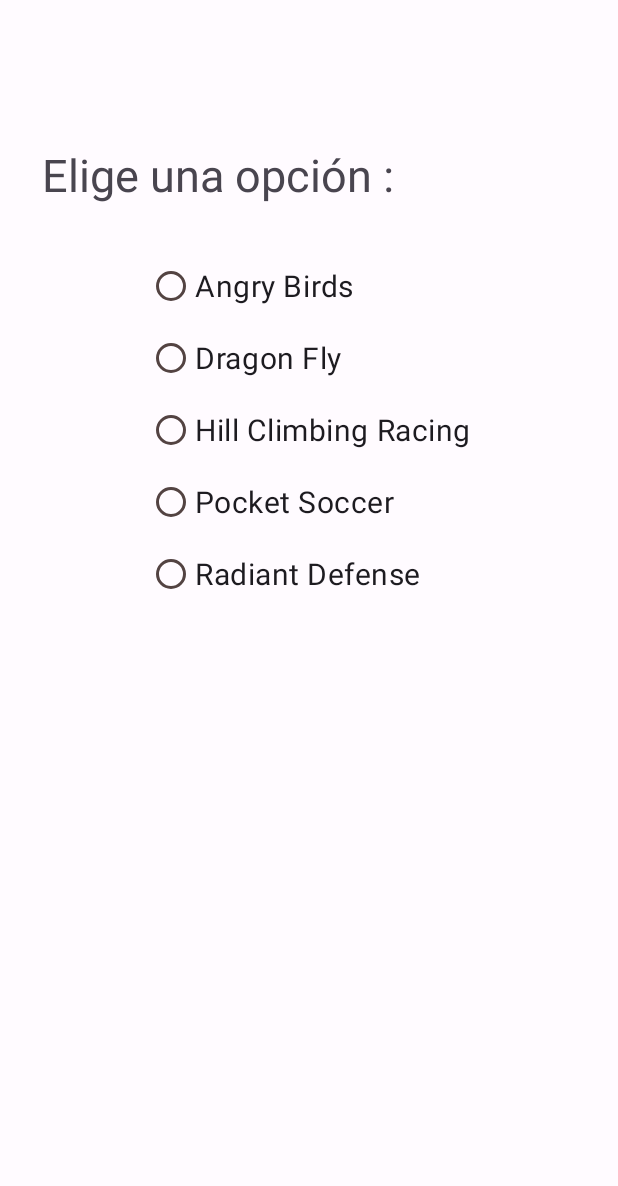
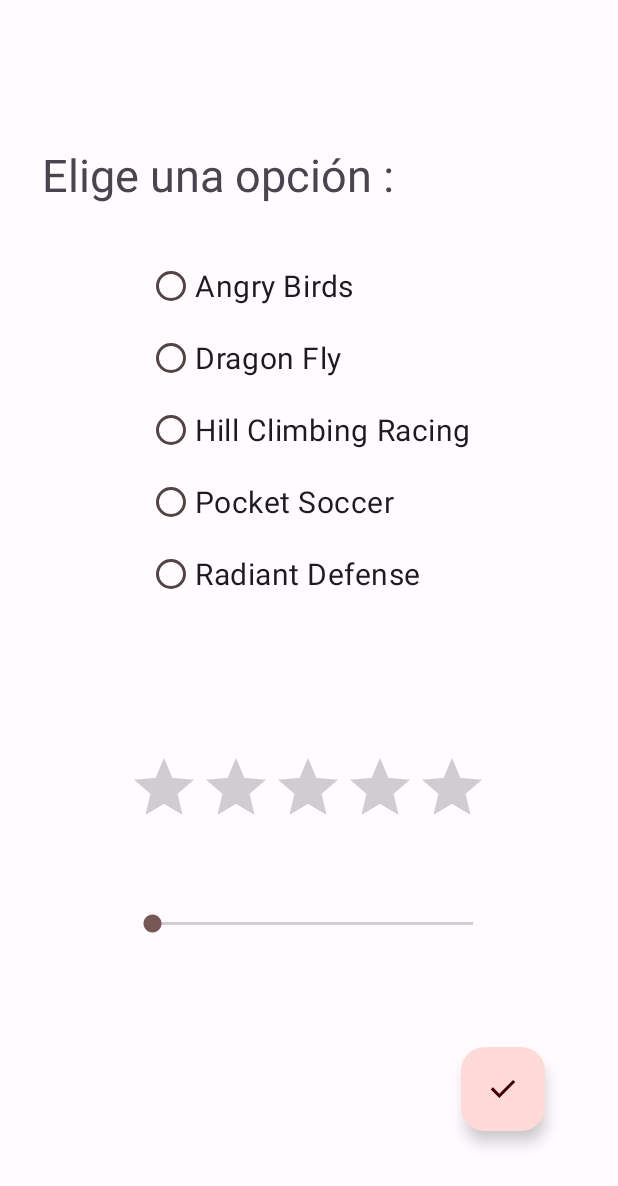
Before and after one commit to JulenR14/DI, an Android app: the screen it shows after launch (Preferencias), after a tap on "PREFERENCIES", on a phone screen of 412 x 824 dp. Shown: the top 1186 px of the screen. Run offline under Robolectric (Android 15) with nearby library versions, the phone set to English and light mode, and no system bars; Roboto replaces fonts that are not available here.

Commit message:
He adelantado preferencias.xml

```diff
--- a/Actividades-Resueltas/Ejercicio2-DI/app/src/main/java/com/example/ejercicio1_di/MainActivity.java
+++ b/Actividades-Resueltas/Ejercicio2-DI/app/src/main/java/com/example/ejercicio1_di/MainActivity.java
@@ -20,16 +20,16 @@ public class MainActivity extends AppCompatActivity {
         Button jugador = findViewById(R.id.button2);
         Button preferencias = findViewById(R.id.button3);
 
-        ejecutarBoton(jugador);
-        ejecutarBoton(preferencias);
+        jugador.setOnClickListener(v -> {
+            Intent i = new Intent(this, NewPlayer.class);
+            startActivity(i);
+        });
 
-    }
-
-    public void ejecutarBoton(Button b){
-        b.setOnClickListener(v -> {
+        preferencias.setOnClickListener(v -> {
             Intent i = new Intent(this, Preferencias.class);
             startActivity(i);
         });
+
     }
 
     @Override
--- a/Actividades-Resueltas/Ejercicio2-DI/app/src/main/java/com/example/ejercicio1_di/Preferencias.java
+++ b/Actividades-Resueltas/Ejercicio2-DI/app/src/main/java/com/example/ejercicio1_di/Preferencias.java
@@ -2,7 +2,14 @@ package com.example.ejercicio1_di;
 
 import androidx.appcompat.app.AppCompatActivity;
 
+import android.annotation.SuppressLint;
 import android.os.Bundle;
+import android.view.View;
+import android.widget.RatingBar;
+import android.widget.SeekBar;
+import android.widget.Toast;
+
+import com.google.android.material.floatingactionbutton.FloatingActionButton;
 
 public class Preferencias extends AppCompatActivity {
 
@@ -10,5 +17,16 @@ public class Preferencias extends AppCompatActivity {
     protected void onCreate(Bundle savedInstanceState) {
         super.onCreate(savedInstanceState);
         setContentView(R.layout.activity_preferencias);
+
+        RatingBar ratingBar = findViewById(R.id.ratingBar);
+        SeekBar seekBar = findViewById(R.id.seekBar);
+        @SuppressLint({"MissingInflatedId", "LocalSuppress"}) FloatingActionButton fab = findViewById(R.id.fab);
+        ratingBar.setOnRatingBarChangeListener(new RatingBar.OnRatingBarChangeListener() {
+            @Override
+            public void onRatingChanged(RatingBar ratingBar, float rating, boolean fromUser) {
+                //Método llamado cuando se llama el progreso de la RatingBar
+            }
+        });
+
     }
 }
--- /dev/null
+++ b/Actividades-Resueltas/Ejercicio2-DI/app/src/main/res/drawable/done_fill0_wght400_grad0_opsz24.xml
@@ -0,0 +1,9 @@
+<vector xmlns:android="http://schemas.android.com/apk/res/android"
+    android:width="24dp"
+    android:height="24dp"
+    android:viewportWidth="960"
+    android:viewportHeight="960">
+  <path
+      android:fillColor="#FF000000"
+      android:pathData="M382,720 L154,492l57,-57 171,171 367,-367 57,57 -424,424Z"/>
+</vector>
--- a/Actividades-Resueltas/Ejercicio2-DI/app/src/main/res/layout/activity_preferencias.xml
+++ b/Actividades-Resueltas/Ejercicio2-DI/app/src/main/res/layout/activity_preferencias.xml
@@ -19,41 +19,42 @@
         app:layout_constraintTop_toTopOf="parent" />
 
     <RadioGroup
+        android:id="@+id/radioGroup"
         android:layout_width="wrap_content"
         android:layout_height="wrap_content"
+        android:layout_margin="30dp"
         android:gravity="center"
-        app:layout_constraintTop_toBottomOf="@id/textViewEligeOpcion"
+        app:layout_constraintEnd_toEndOf="parent"
         app:layout_constraintStart_toStartOf="parent"
-        app:layout_constraintEnd_toEndOf="parent"
-        android:layout_margin="30dp">
+        app:layout_constraintTop_toBottomOf="@id/textViewEligeOpcion">
 
         <RadioButton
             android:id="@+id/AngryBirds"
             android:layout_width="match_parent"
             android:layout_height="wrap_content"
             android:text="Angry Birds"
-            android:textSize="20dp"/>
+            android:textSize="20dp" />
 
         <RadioButton
             android:id="@+id/DragonFly"
             android:layout_width="match_parent"
             android:layout_height="wrap_content"
             android:text="Dragon Fly"
-            android:textSize="20dp"/>
+            android:textSize="20dp" />
 
         <RadioButton
             android:id="@+id/HillClimbingRacing"
             android:layout_width="match_parent"
             android:layout_height="wrap_content"
             android:text="Hill Climbing Racing"
-            android:textSize="20dp"/>
+            android:textSize="20dp" />
 
         <RadioButton
             android:id="@+id/PocketSoccer"
             android:layout_width="match_parent"
             android:layout_height="wrap_content"
             android:text="Pocket Soccer"
-            android:textSize="20dp"/>
+            android:textSize="20dp" />
 
         <RadioButton
             android:id="@+id/RadiantDefense"
@@ -63,4 +64,41 @@
             android:textSize="20dp" />
 
     </RadioGroup>
+
+    <RatingBar
+        android:id="@+id/ratingBar"
+        android:layout_width="wrap_content"
+        android:layout_height="wrap_content"
+        android:layout_marginTop="50dp"
+        app:layout_constraintBottom_toTopOf="@+id/seekBar"
+        app:layout_constraintEnd_toEndOf="parent"
+        app:layout_constraintHorizontal_bias="0.497"
+        app:layout_constraintStart_toStartOf="parent"
+        app:layout_constraintTop_toBottomOf="@+id/radioGroup"
+        app:layout_constraintVertical_bias="0.0" />
+
+    <SeekBar
+        android:id="@+id/seekBar"
+        android:layout_width="246dp"
+        android:layout_height="23dp"
+        android:layout_marginBottom="152dp"
+        app:layout_constraintBottom_toBottomOf="parent"
+        app:layout_constraintEnd_toEndOf="parent"
+        app:layout_constraintHorizontal_bias="0.515"
+        app:layout_constraintStart_toStartOf="parent"
+        app:layout_constraintTop_toBottomOf="@id/ratingBar" />
+
+    <com.google.android.material.floatingactionbutton.FloatingActionButton
+        android:id="@+id/fab"
+        android:layout_width="wrap_content"
+        android:layout_height="wrap_content"
+        android:layout_marginBottom="36dp"
+        android:clickable="true"
+        app:layout_constraintBottom_toBottomOf="parent"
+        app:layout_constraintEnd_toEndOf="parent"
+        app:layout_constraintHorizontal_bias="0.864"
+        app:layout_constraintStart_toStartOf="parent"
+        app:layout_constraintTop_toBottomOf="@id/seekBar"
+        app:layout_constraintVertical_bias="0.677"
+        app:srcCompat="@drawable/done_fill0_wght400_grad0_opsz24" />
 </androidx.constraintlayout.widget.ConstraintLayout>
```
